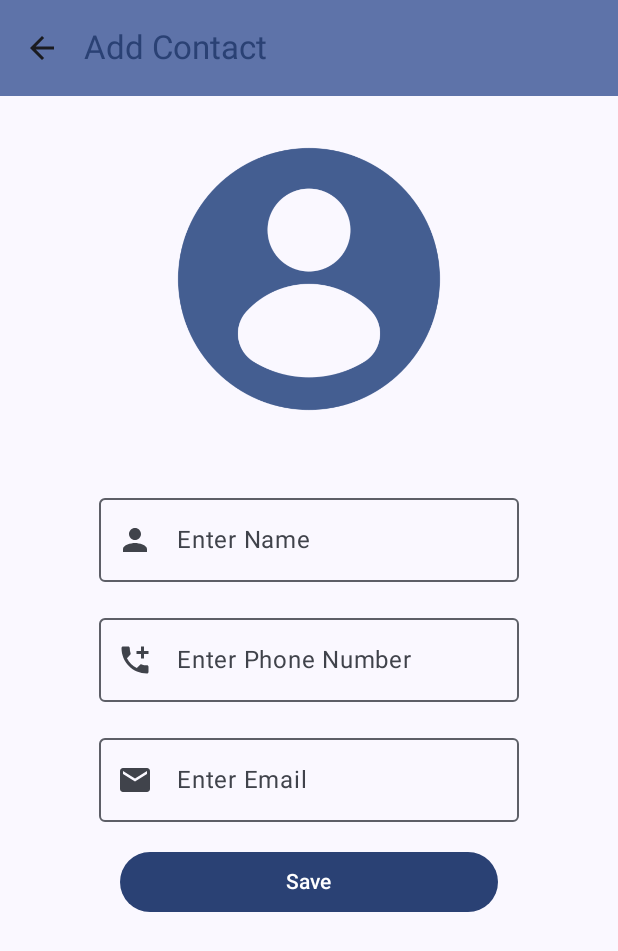
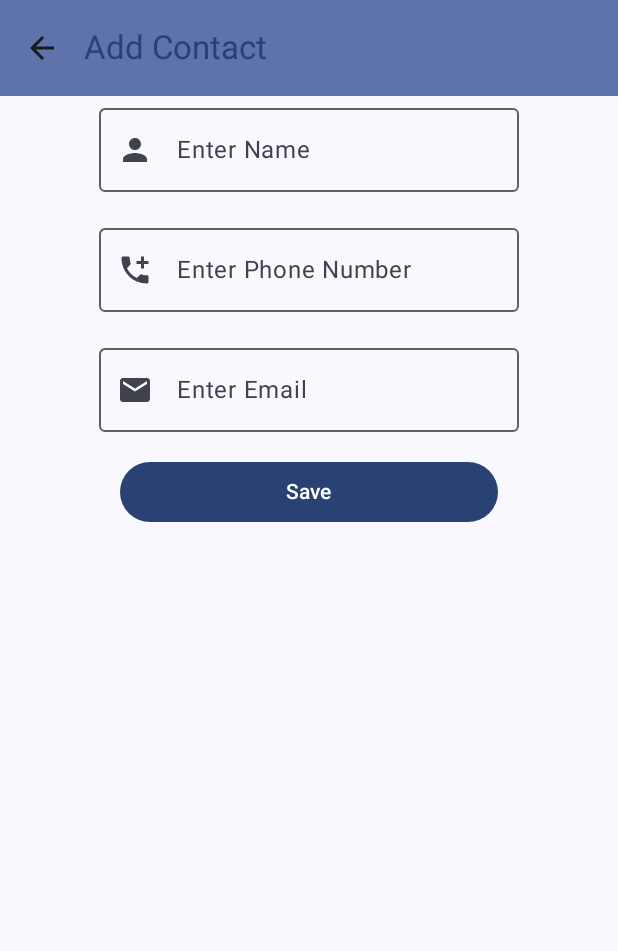
Before and after one commit to AD-RT/MyContactApp, an Android app built with Jetpack Compose: the AddContactUI screen opened through its navigation route, on a phone screen of 412 x 824 dp. Shown: the top 951 px of the screen. Run offline under Robolectric (Android 15) with nearby library versions, the phone set to English and light mode, and no system bars; our stand-ins replace Dagger/Hilt's generated code.

Commit message:
Image section removed

```diff
--- a/app/src/main/java/com/example/mycontact/presentation/screens/AddContactUI.kt
+++ b/app/src/main/java/com/example/mycontact/presentation/screens/AddContactUI.kt
@@ -79,17 +79,36 @@ fun AddContactUI(modifier: Modifier = Modifier,
             verticalArrangement = Arrangement.spacedBy(16.dp),
 
         ) {
-            Spacer(modifier=Modifier.height(16.dp))
+//            Spacer(modifier=Modifier.height(16.dp))
+//           // Display the selected image or a placeholder
+//            val imageUri = viewState.selectedImageUri.value // Access the value from the state
+//            Log.d("AddContactUI", "Current Image URI in UI: $imageUri")
+//
+//            val painter = if (imageUri != null) {
+//                rememberAsyncImagePainter(
+//                    ImageRequest.Builder(LocalContext.current)
+//                        .data(imageUri)
+//                        .crossfade(true)
+//                        .build()
+//                )
+//            } else {
+//                // Use a placeholder image when no image is selected
+//                painterResource(id = R.drawable.u) // Replace with your default image resource
+//            }
+//                Image(
+//                    painter = painter,
+//                    contentDescription = null,
+//                    modifier=modifier
+//                        .size(180.dp)
+//                        .clip(CircleShape)
+//                        .clickable {// Launch the photo picker when the image is clicked
+//                            pickMediaLauncher.launch(
+//                                PickVisualMediaRequest(ActivityResultContracts.PickVisualMedia.ImageOnly)
+//                            )   },
+//                    contentScale = ContentScale.Crop
+//                )
+//
 
-                Image(
-                    painter = painterResource(id = R.drawable.u),
-                    contentDescription = null,
-                    modifier=modifier
-                        .size(180.dp)
-                        .clip(CircleShape)
-                )
-
-            Spacer(modifier=Modifier.height(16.dp))
 
             DetailsContactUI(placeholder = "Name", valueChange = {state.name.value = it}, label = "Enter Name", value = state.name.value, contentDescription = "Person Icon", Id = R.drawable.baseline_person_24)
             DetailsContactUI(placeholder = "Phone Number", valueChange = {state.phoneNumber.value = it}, label = "Enter Phone Number", value = state.phoneNumber.value, contentDescription = "Phone Icon", Id = R.drawable.baseline_add_call_24)
```
